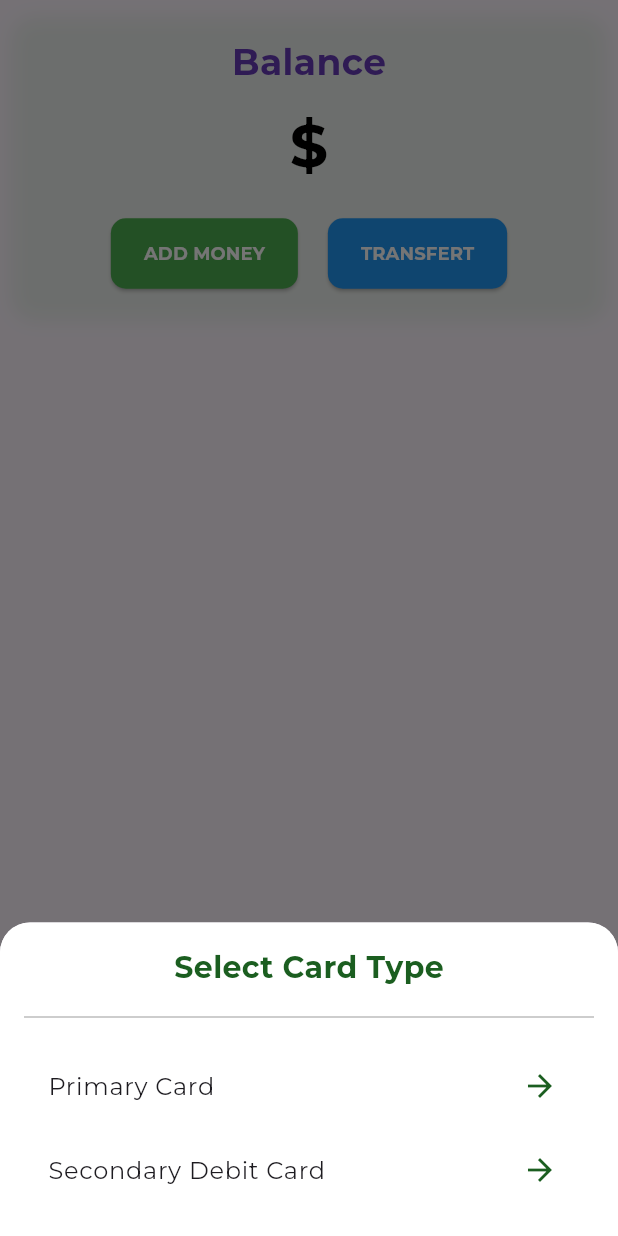
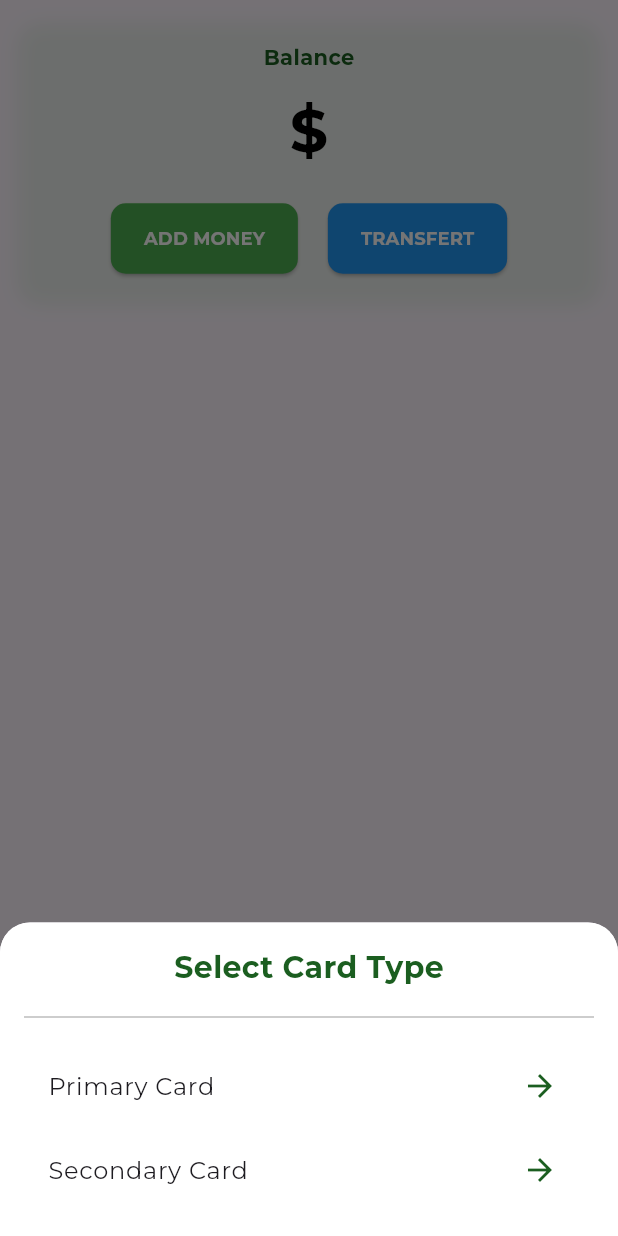
Before and after one commit to Mury05/BankingFlutterApp, a Flutter app: the SoldePage widget shown alone on an empty page, opened directly with empty values, after a tap on "ADD MONEY", on a phone screen of 412 x 824 dp. Run offline on Flutter 3.47's test engine with Material 3 defaults, Android fonts, the phone set to English and light mode, and no system bars; our stand-ins replace google_fonts, smooth_page_indicator.

Commit message:
quelques modifications dans la page solde

```diff
--- a/lib/widgets/solde.dart
+++ b/lib/widgets/solde.dart
@@ -13,7 +13,7 @@ class _soldePageState extends State<SoldePage> {
   String? selectedCardType;
 
   void _addMoney() {
-    _openCardSelectionModal('/add');
+    _openCardSelectionModal('/credit');
   }
 
   void _transfert() {
@@ -23,7 +23,7 @@ class _soldePageState extends State<SoldePage> {
   void _openCardSelectionModal(String route) async {
     final List<String> cardTypes = [
       "Primary Card",
-      "Secondary Debit Card",
+      "Secondary Card",
     ];
 
     String? selected = await showModalBottomSheet<String>(
@@ -43,7 +43,10 @@ String? selected = await showModalBottomSheet<String>(
             children: [
               Text(
                 "Select Card Type",
-            style: TextStyle(fontSize: 20, fontWeight: FontWeight.bold, color: Colors.green[900]),
+                style: TextStyle(
+                    fontSize: 20,
+                    fontWeight: FontWeight.bold,
+                    color: Colors.green[900]),
               ),
               SizedBox(height: 10),
               // Séparateur
@@ -55,7 +58,9 @@ String? selected = await showModalBottomSheet<String>(
                       style: TextStyle(fontSize: 16),
                     ),
                     onTap: () => Navigator.pop(context, type),
-                trailing: Icon(Icons.arrow_forward, color: Colors.green[900]), // Icône pour indiquer l'action
+                    trailing: Icon(Icons.arrow_forward,
+                        color:
+                            Colors.green[900]), // Icône pour indiquer l'action
                   )),
             ],
           ),
@@ -63,12 +68,10 @@ String? selected = await showModalBottomSheet<String>(
       },
     );
 
-
     if (selected != null) {
       setState(() {
         selectedCardType = selected;
-        print(selectedCardType);
-        Navigator.pushNamed(context, route);
+        Navigator.pushNamed(context, route, arguments: selectedCardType);
       });
     }
   }
@@ -76,7 +79,7 @@ String? selected = await showModalBottomSheet<String>(
   @override
   Widget build(BuildContext context) {
     return Padding(
-      padding: const EdgeInsets.all(8),
+      padding: const EdgeInsets.all(12),
       child: SingleChildScrollView(
         child: Container(
           padding: EdgeInsets.all(16.0),
@@ -96,9 +99,9 @@ String? selected = await showModalBottomSheet<String>(
                 Text(
                   "Balance",
                   style: TextStyle(
-                    fontSize: 24,
+                    fontSize: 14,
                     fontWeight: FontWeight.bold,
-                    color: Colors.deepPurple,
+                    color: Colors.green.shade900,
                   ),
                 ),
                 SizedBox(height: 10),
```
Lines whose indentation alone changed are shown as unchanged.
